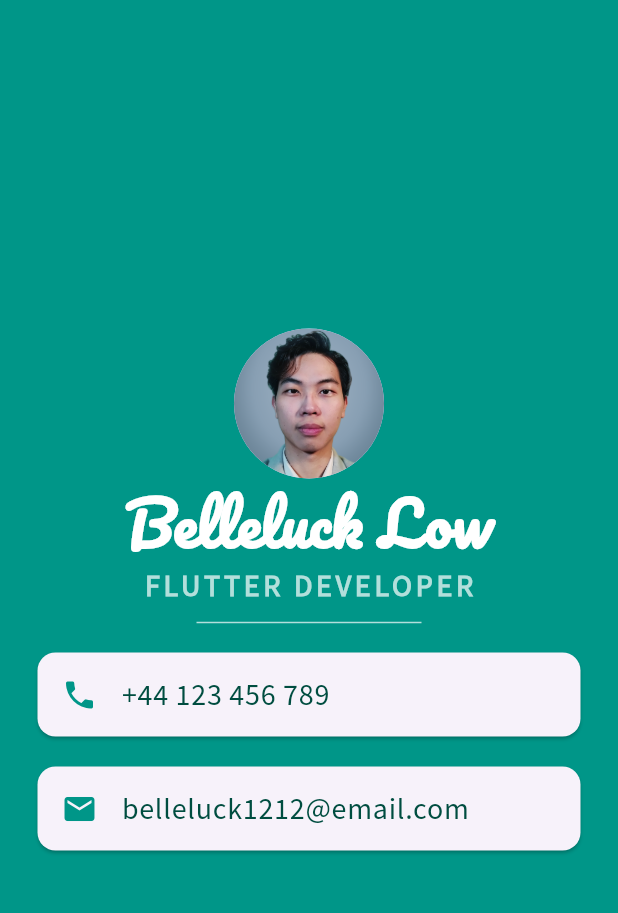
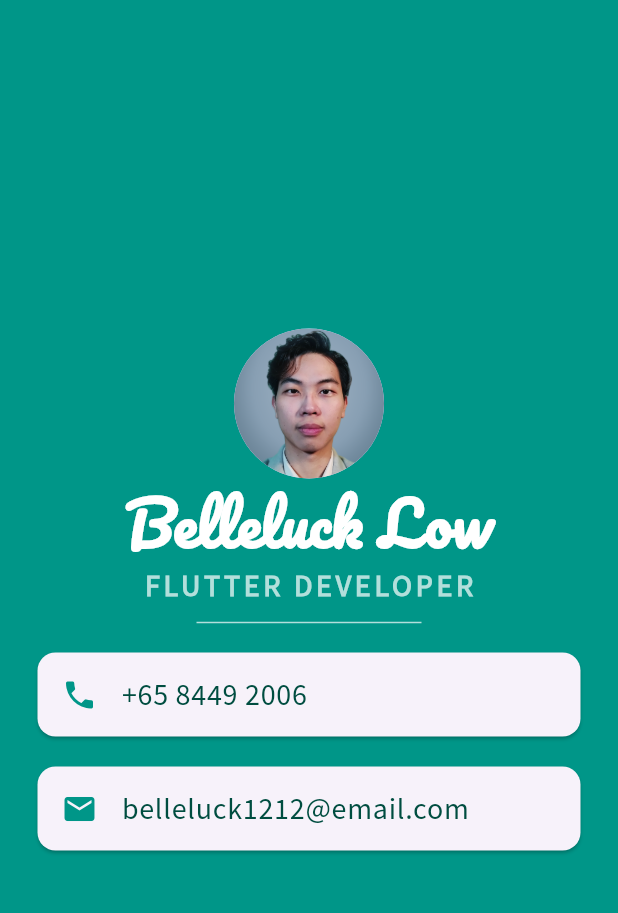
Before and after one commit to belleluck/Flutter_MiniSimpleApp, a Flutter app: the MiCardPage screen opened directly, on a phone screen of 412 x 824 dp, the part 63-976 px from its top. Run offline on Flutter 3.47's test engine with Material 3 defaults, Android fonts, the light colour scheme and no system bars; our stand-ins replace animated_text_kit, audioplayers, cloud_firestore, firebase_auth, flutter_spinkit, font_awesome_flutter and 3 more; accounts and stored records are empty.

Commit message:
Modify AppBar

```diff
--- a/lib/pages/mi_card/mi_card_page.dart
+++ b/lib/pages/mi_card/mi_card_page.dart
@@ -59,7 +59,7 @@ class MiCardPage extends StatelessWidget {
                       color: Colors.teal,
                     ),
                     title: Text(
-                      '+44 123 456 789',
+                      '+65 8449 2006',
                       style: TextStyle(
                         color: Colors.teal.shade900,
                         fontFamily: 'Source Sans Pro',
--- a/lib/pages/quizzler/quizzler_page.dart
+++ b/lib/pages/quizzler/quizzler_page.dart
@@ -15,7 +15,7 @@ class QuizzlerPage extends StatelessWidget {
     return Scaffold(
       appBar: AppBar(
         title: Text('Quizzler'),
-        backgroundColor: Colors.transparent,
+        backgroundColor: Colors.grey.shade300,
         elevation: 0,
       ),
       drawer: AppDrawer(items: dashboardItems),
--- a/lib/pages/xylophone/xylophone_page.dart
+++ b/lib/pages/xylophone/xylophone_page.dart
@@ -33,7 +33,7 @@ class XylophonePage extends StatelessWidget {
     return Scaffold(
       appBar: AppBar(
         title: Text('Xylophone'),
-        backgroundColor: Colors.transparent,
+        backgroundColor: Colors.grey.shade300,
         elevation: 0,
       ),
       drawer: AppDrawer(items: dashboardItems),
```
